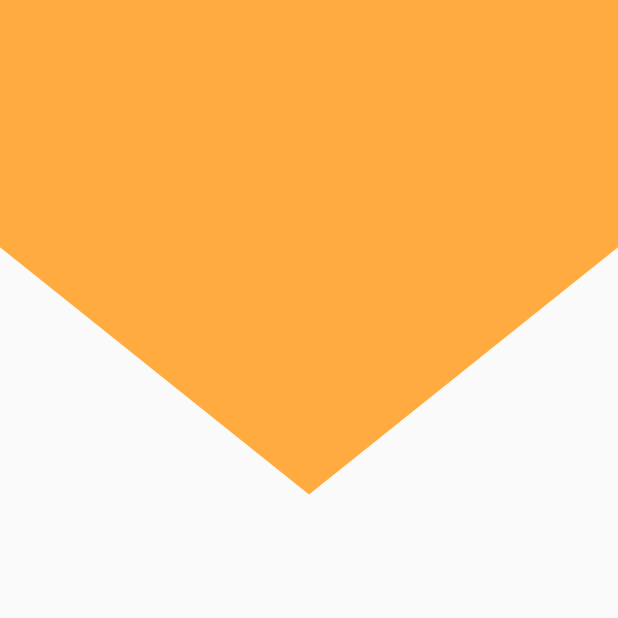
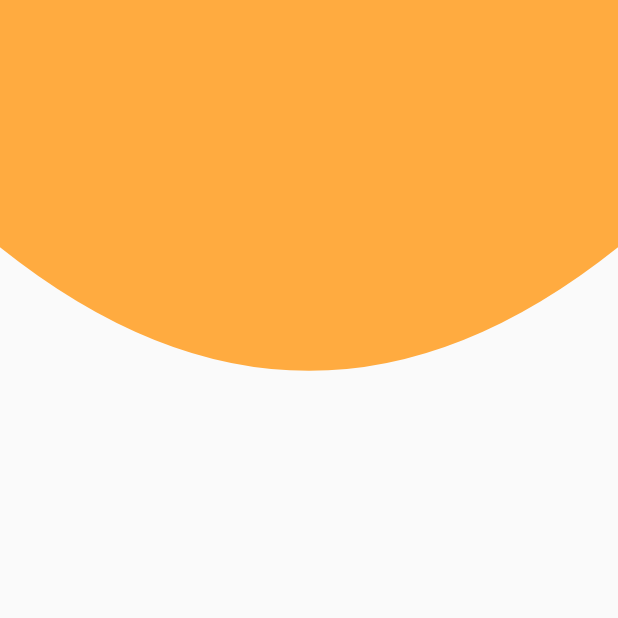
Before and after one commit to Marisabel-Condori/animaciones-flutter, a Flutter app: the screen it shows after launch, on a phone screen of 412 x 824 dp, the top half of it. Run offline on Flutter 3.47's test engine with Material 2 defaults, Android fonts, the phone set to English and light mode, and no system bars.

Commit message:
header curvo

```diff
--- a/lib/pages/header_page.dart
+++ b/lib/pages/header_page.dart
@@ -7,7 +7,7 @@ class HeadersPage extends StatelessWidget {
   @override
   Widget build(BuildContext context) {
     return Scaffold(
-      body: HeaderPicoWidget()
+      body: HeaderCurvaWidget()
     );
   }
 }
--- a/lib/widgets/header_widget.dart
+++ b/lib/widgets/header_widget.dart
@@ -167,3 +167,40 @@ class _HeaderPicoPainter extends CustomPainter {
   @override
   bool shouldRepaint(_HeaderPicoPainter oldDelegate) => true;
 }
+
+//*************************************************** */
+class HeaderCurvaWidget extends StatelessWidget {
+
+  @override
+  Widget build(BuildContext context) {
+    return Container(
+      height: double.infinity,
+      width: double.infinity,
+      child: CustomPaint(
+        painter: _HeaderCurvaPainter(),
+      )
+    );
+  }
+}
+class _HeaderCurvaPainter extends CustomPainter {
+
+  @override
+  void paint(Canvas canvas, Size size) {
+    final lapiz = new Paint();
+    // propiedades
+    lapiz.color = Colors.orangeAccent;
+    lapiz.strokeWidth = 20.0;
+    lapiz.style = PaintingStyle.fill;
+
+    final path = new Path();
+    //dibujar con el lapiz y el path
+    path.lineTo(0, size.height * 0.2);
+    path.quadraticBezierTo(size.width * 0.5, size.height * 0.4, size.width, size.height * 0.2);
+    path.lineTo(size.width, 0);
+
+
+    canvas.drawPath(path, lapiz);
+  }
+  @override
+  bool shouldRepaint(_HeaderCurvaPainter oldDelegate) => true;
+}
```
